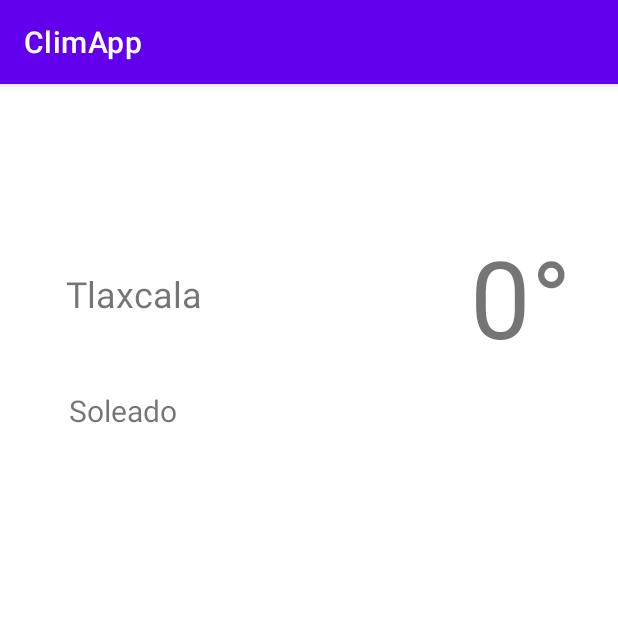
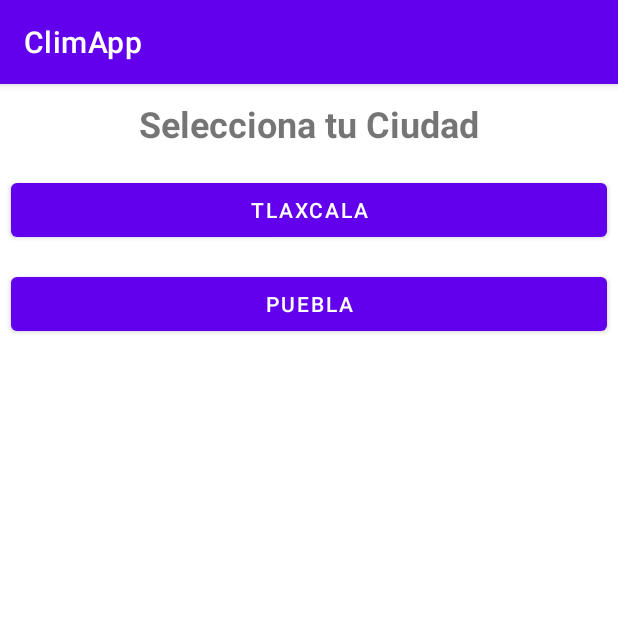
Before and after one commit to Davidhernandezn/ClimApp, an Android app: the screen it shows after launch (MainActivity before the commit, Ciudades after it), on a phone screen of 412 x 824 dp, the top half of it. Run offline under Robolectric (Android 15) with nearby library versions, the light colour scheme and no system bars.

Commit message:
Se agregaron intents para la navegacion a la pantalla corespondiente a los datos del clima de la  ciudad

```diff
--- a/app/src/main/AndroidManifest.xml
+++ b/app/src/main/AndroidManifest.xml
@@ -10,10 +10,10 @@
         android:supportsRtl="true"
         android:theme="@style/Theme.ClimApp">
         <activity
-            android:name=".Ciudades"
+            android:name=".MainActivity"
             android:exported="false" />
         <activity
-            android:name=".MainActivity"
+            android:name=".Ciudades"
             android:exported="true"
             android:theme="@style/SplashTheme">
             <intent-filter>
--- a/app/src/main/java/com/davidhernandezn/climapp/Ciudades.kt
+++ b/app/src/main/java/com/davidhernandezn/climapp/Ciudades.kt
@@ -1,11 +1,32 @@
 package com.davidhernandezn.climapp
 
+import android.content.Intent
 import androidx.appcompat.app.AppCompatActivity
 import android.os.Bundle
+import android.view.View
+import android.widget.Button
+import android.widget.Toast
 
 class Ciudades : AppCompatActivity() {
     override fun onCreate(savedInstanceState: Bundle?) {
+        Thread.sleep(2000)//no recomendado
+        setTheme(R.style.Theme_ClimApp)
         super.onCreate(savedInstanceState)
         setContentView(R.layout.activity_ciudades)
+
+        val btnTlaxcala = findViewById<Button>(R.id.btlaxcala)
+        val btnPuebla = findViewById<Button>(R.id.bpuebla)
+
+        btnTlaxcala.setOnClickListener (View.OnClickListener {
+            //Toast.makeText(this, "Tlaxcala City", Toast.LENGTH_SHORT).show()
+            val intent = Intent(this, MainActivity::class.java)
+            startActivity(intent)
+        })
+
+        btnPuebla.setOnClickListener (View.OnClickListener {
+            //Toast.makeText(this, "Cd Puebla", Toast.LENGTH_SHORT).show()
+            val intent = Intent(this, MainActivity::class.java)
+            startActivity(intent)
+        })
     }
 }
--- a/app/src/main/java/com/davidhernandezn/climapp/MainActivity.kt
+++ b/app/src/main/java/com/davidhernandezn/climapp/MainActivity.kt
@@ -5,8 +5,7 @@ import android.os.Bundle
 
 class MainActivity : AppCompatActivity() {
     override fun onCreate(savedInstanceState: Bundle?) {
-        Thread.sleep(2000)//no recomendado
-        setTheme(R.style.Theme_ClimApp)
+
         super.onCreate(savedInstanceState)
         setContentView(R.layout.activity_main)
     }
--- a/app/src/main/res/layout/activity_ciudades.xml
+++ b/app/src/main/res/layout/activity_ciudades.xml
@@ -18,14 +18,14 @@
         android:textStyle="bold" />
 
     <Button
-        android:id="@+id/button"
+        android:id="@+id/btlaxcala"
         android:layout_width="match_parent"
         android:layout_height="wrap_content"
         android:layout_margin="7dp"
         android:text="@string/ciudad" />
 
     <Button
-        android:id="@+id/button3"
+        android:id="@+id/bpuebla"
         android:layout_width="match_parent"
         android:layout_height="wrap_content"
         android:layout_margin="7dp"
```
